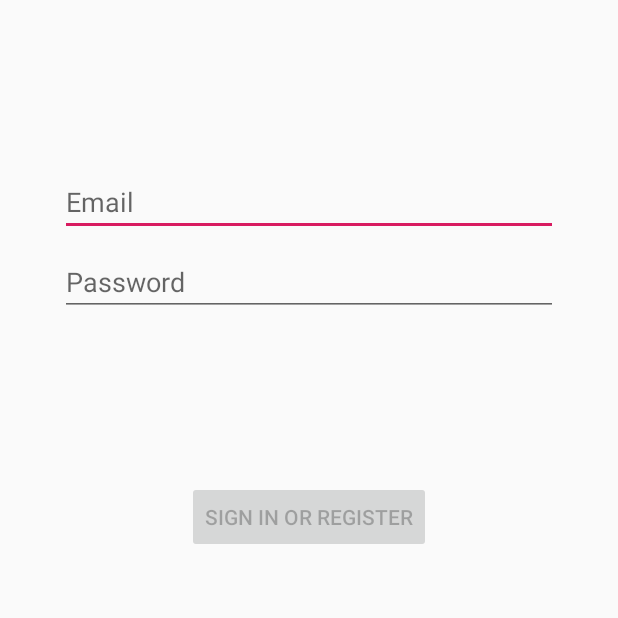
After one commit to Ali-Sab/SpaghettiProject, an Android app: the LoginActivity screen opened directly, with no data from a screen before it, on a phone screen of 412 x 824 dp, the top half of it. The commit adds this screen. Run offline under Robolectric (Android 15) with nearby library versions, the phone set to English and light mode, and no system bars.

Commit message:
Intead of empty activity added login activity

```diff
--- a/app/build.gradle
+++ b/app/build.gradle
@@ -25,6 +25,8 @@ dependencies {
     implementation 'com.android.support:appcompat-v7:28.0.0'
     implementation 'com.android.support.constraint:constraint-layout:1.1.3'
     implementation 'com.android.support:design:28.0.0'
+    implementation 'com.android.support:support-annotations:28.0.0'
+    implementation 'android.arch.lifecycle:extensions:1.1.1'
     testImplementation 'junit:junit:4.12'
     androidTestImplementation 'com.android.support.test:runner:1.0.2'
     androidTestImplementation 'com.android.support.test.espresso:espresso-core:3.0.2'
--- a/app/src/main/AndroidManifest.xml
+++ b/app/src/main/AndroidManifest.xml
@@ -9,6 +9,9 @@
         android:roundIcon="@mipmap/ic_launcher_round"
         android:supportsRtl="true"
         android:theme="@style/AppTheme.NoActionBar">
+        <activity
+            android:name=".ui.login.LoginActivity"
+            android:label="@string/title_activity_login"></activity>
         <activity
             android:name=".GroupsActivity"
             android:label="@string/title_activity_groups"
--- /dev/null
+++ b/app/src/main/java/com/example/android/spaghettiproject/data/LoginRepository.java
@@ -0,0 +1,54 @@
+package com.example.android.spaghettiproject.data;
+
+import com.example.android.spaghettiproject.data.model.LoggedInUser;
+
+/**
+ * Class that requests authentication and user information from the remote data source and
+ * maintains an in-memory cache of login status and user credentials information.
+ */
+public class LoginRepository {
+
+    private static volatile LoginRepository instance;
+
+    private LoginDataSource dataSource;
+
+    // If user credentials will be cached in local storage, it is recommended it be encrypted
+    // @see https://developer.android.com/training/articles/keystore
+    private LoggedInUser user = null;
+
+    // private constructor : singleton access
+    private LoginRepository(LoginDataSource dataSource) {
+        this.dataSource = dataSource;
+    }
+
+    public static LoginRepository getInstance(LoginDataSource dataSource) {
+        if (instance == null) {
+            instance = new LoginRepository(dataSource);
+        }
+        return instance;
+    }
+
+    public boolean isLoggedIn() {
+        return user != null;
+    }
+
+    public void logout() {
+        user = null;
+        dataSource.logout();
+    }
+
+    private void setLoggedInUser(LoggedInUser user) {
+        this.user = user;
+        // If user credentials will be cached in local storage, it is recommended it be encrypted
+        // @see https://developer.android.com/training/articles/keystore
+    }
+
+    public Result<LoggedInUser> login(String username, String password) {
+        // handle login
+        Result<LoggedInUser> result = dataSource.login(username, password);
+        if (result instanceof Result.Success) {
+            setLoggedInUser(((Result.Success<LoggedInUser>) result).getData());
+        }
+        return result;
+    }
+}
--- /dev/null
+++ b/app/src/main/java/com/example/android/spaghettiproject/ui/login/LoginActivity.java
@@ -0,0 +1,127 @@
+package com.example.android.spaghettiproject.ui.login;
+
+import android.app.Activity;
+import android.arch.lifecycle.Observer;
+import android.arch.lifecycle.ViewModelProviders;
+import android.os.Bundle;
+import android.support.annotation.Nullable;
+import android.support.annotation.StringRes;
+import android.support.v7.app.AppCompatActivity;
+import android.text.Editable;
+import android.text.TextWatcher;
+import android.view.KeyEvent;
+import android.view.View;
+import android.view.inputmethod.EditorInfo;
+import android.widget.Button;
+import android.widget.EditText;
+import android.widget.ProgressBar;
+import android.widget.TextView;
+import android.widget.Toast;
+
+import com.example.android.spaghettiproject.R;
+import com.example.android.spaghettiproject.ui.login.LoginViewModel;
+import com.example.android.spaghettiproject.ui.login.LoginViewModelFactory;
+
+public class LoginActivity extends AppCompatActivity {
+
+    private LoginViewModel loginViewModel;
+
+    @Override
+    public void onCreate(Bundle savedInstanceState) {
+        super.onCreate(savedInstanceState);
+        setContentView(R.layout.activity_login);
+        loginViewModel = ViewModelProviders.of(this, new LoginViewModelFactory())
+                .get(LoginViewModel.class);
+
+        final EditText usernameEditText = findViewById(R.id.username);
+        final EditText passwordEditText = findViewById(R.id.password);
+        final Button loginButton = findViewById(R.id.login);
+        final ProgressBar loadingProgressBar = findViewById(R.id.loading);
+
+        loginViewModel.getLoginFormState().observe(this, new Observer<LoginFormState>() {
+            @Override
+            public void onChanged(@Nullable LoginFormState loginFormState) {
+                if (loginFormState == null) {
+                    return;
+                }
+                loginButton.setEnabled(loginFormState.isDataValid());
+                if (loginFormState.getUsernameError() != null) {
+                    usernameEditText.setError(getString(loginFormState.getUsernameError()));
+                }
+                if (loginFormState.getPasswordError() != null) {
+                    passwordEditText.setError(getString(loginFormState.getPasswordError()));
+                }
+            }
+        });
+
+        loginViewModel.getLoginResult().observe(this, new Observer<LoginResult>() {
+            @Override
+            public void onChanged(@Nullable LoginResult loginResult) {
+                if (loginResult == null) {
+                    return;
+                }
+                loadingProgressBar.setVisibility(View.GONE);
+                if (loginResult.getError() != null) {
+                    showLoginFailed(loginResult.getError());
+                }
+                if (loginResult.getSuccess() != null) {
+                    updateUiWithUser(loginResult.getSuccess());
+                }
+                setResult(Activity.RESULT_OK);
+
+                //Complete and destroy login activity once successful
+                finish();
+            }
+        });
+
+        TextWatcher afterTextChangedListener = new TextWatcher() {
+            @Override
+            public void beforeTextChanged(CharSequence s, int start, int count, int after) {
+                // ignore
+            }
+
+            @Override
+            public void onTextChanged(CharSequence s, int start, int before, int count) {
+                // ignore
+            }
+
+            @Override
+            public void afterTextChanged(Editable s) {
+                loginViewModel.loginDataChanged(usernameEditText.getText().toString(),
+                        passwordEditText.getText().toString());
+            }
+        };
+        usernameEditText.addTextChangedListener(afterTextChangedListener);
+        passwordEditText.addTextChangedListener(afterTextChangedListener);
+        passwordEditText.setOnEditorActionListener(new TextView.OnEditorActionListener() {
+
+            @Override
+            public boolean onEditorAction(TextView v, int actionId, KeyEvent event) {
+                if (actionId == EditorInfo.IME_ACTION_DONE) {
+                    loginViewModel.login(usernameEditText.getText().toString(),
+                            passwordEditText.getText().toString());
+                }
+                return false;
+            }
+        });
+
+        loginButton.setOnClickListener(new View.OnClickListener() {
+            @Override
+            public void onClick(View v) {
+                loadingProgressBar.setVisibility(View.VISIBLE);
+                loginViewModel.login(usernameEditText.getText().toString(),
+                        passwordEditText.getText().toString());
+            }
+        });
+    }
+
+    private void updateUiWithUser(LoggedInUserView model) {
+        String welcome = getString(R.string.welcome) + model.getDisplayName();
+        // TODO : initiate successful logged in experience
+        Toast.makeText(getApplicationContext(), welcome, Toast.LENGTH_LONG).show();
+    }
+
+    private void showLoginFailed(@StringRes Integer errorString) {
+        Toast.makeText(getApplicationContext(), errorString, Toast.LENGTH_SHORT).show();
+    }
+}
--- /dev/null
+++ b/app/src/main/java/com/example/android/spaghettiproject/ui/login/LoginViewModel.java
@@ -0,0 +1,69 @@
+package com.example.android.spaghettiproject.ui.login;
+
+import android.arch.lifecycle.LiveData;
+import android.arch.lifecycle.MutableLiveData;
+import android.arch.lifecycle.ViewModel;
+import android.util.Patterns;
+
+import com.example.android.spaghettiproject.data.LoginRepository;
+import com.example.android.spaghettiproject.data.Result;
+import com.example.android.spaghettiproject.data.model.LoggedInUser;
+import com.example.android.spaghettiproject.R;
+
+public class LoginViewModel extends ViewModel {
+
+    private MutableLiveData<LoginFormState> loginFormState = new MutableLiveData<>();
+    private MutableLiveData<LoginResult> loginResult = new MutableLiveData<>();
+    private LoginRepository loginRepository;
+
+    LoginViewModel(LoginRepository loginRepository) {
+        this.loginRepository = loginRepository;
+    }
+
+    LiveData<LoginFormState> getLoginFormState() {
+        return loginFormState;
+    }
+
+    LiveData<LoginResult> getLoginResult() {
+        return loginResult;
+    }
+
+    public void login(String username, String password) {
+        // can be launched in a separate asynchronous job
+        Result<LoggedInUser> result = loginRepository.login(username, password);
+
+        if (result instanceof Result.Success) {
+            LoggedInUser data = ((Result.Success<LoggedInUser>) result).getData();
+            loginResult.setValue(new LoginResult(new LoggedInUserView(data.getDisplayName())));
+        } else {
+            loginResult.setValue(new LoginResult(R.string.login_failed));
+        }
+    }
+
+    public void loginDataChanged(String username, String password) {
+        if (!isUserNameValid(username)) {
+            loginFormState.setValue(new LoginFormState(R.string.invalid_username, null));
+        } else if (!isPasswordValid(password)) {
+            loginFormState.setValue(new LoginFormState(null, R.string.invalid_password));
+        } else {
+            loginFormState.setValue(new LoginFormState(true));
+        }
+    }
+
+    // A placeholder username validation check
+    private boolean isUserNameValid(String username) {
+        if (username == null) {
+            return false;
+        }
+        if (username.contains("@")) {
+            return Patterns.EMAIL_ADDRESS.matcher(username).matches();
+        } else {
+            return !username.trim().isEmpty();
+        }
+    }
+
+    // A placeholder password validation check
+    private boolean isPasswordValid(String password) {
+        return password != null && password.trim().length() > 5;
+    }
+}
--- /dev/null
+++ b/app/src/main/java/com/example/android/spaghettiproject/ui/login/LoginViewModelFactory.java
@@ -0,0 +1,26 @@
+package com.example.android.spaghettiproject.ui.login;
+
+import android.arch.lifecycle.ViewModel;
+import android.arch.lifecycle.ViewModelProvider;
+import android.support.annotation.NonNull;
+
+import com.example.android.spaghettiproject.data.LoginDataSource;
+import com.example.android.spaghettiproject.data.LoginRepository;
+
+/**
+ * ViewModel provider factory to instantiate LoginViewModel.
+ * Required given LoginViewModel has a non-empty constructor
+ */
+public class LoginViewModelFactory implements ViewModelProvider.Factory {
+
+    @NonNull
+    @Override
+    @SuppressWarnings("unchecked")
+    public <T extends ViewModel> T create(@NonNull Class<T> modelClass) {
+        if (modelClass.isAssignableFrom(LoginViewModel.class)) {
+            return (T) new LoginViewModel(LoginRepository.getInstance(new LoginDataSource()));
+        } else {
+            throw new IllegalArgumentException("Unknown ViewModel class");
+        }
+    }
+}
--- /dev/null
+++ b/app/src/main/res/layout/activity_login.xml
@@ -0,0 +1,78 @@
+<?xml version="1.0" encoding="utf-8"?>
+<android.support.constraint.ConstraintLayout xmlns:android="http://schemas.android.com/apk/res/android"
+    xmlns:app="http://schemas.android.com/apk/res-auto"
+    xmlns:tools="http://schemas.android.com/tools"
+    android:id="@+id/container"
+    android:layout_width="match_parent"
+    android:layout_height="match_parent"
+    android:paddingLeft="@dimen/activity_horizontal_margin"
+    android:paddingTop="@dimen/activity_vertical_margin"
+    android:paddingRight="@dimen/activity_horizontal_margin"
+    android:paddingBottom="@dimen/activity_vertical_margin"
+    tools:context=".ui.login.LoginActivity">
+
+    <EditText
+        android:id="@+id/username"
+        android:layout_width="0dp"
+        android:layout_height="wrap_content"
+        android:layout_marginStart="24dp"
+        android:layout_marginTop="96dp"
+        android:layout_marginEnd="24dp"
+
+        android:hint="@string/prompt_email"
+        android:inputType="textEmailAddress"
+        android:selectAllOnFocus="true"
+        app:layout_constraintEnd_toEndOf="parent"
+        app:layout_constraintStart_toStartOf="parent"
+        app:layout_constraintTop_toTopOf="parent" />
+
+    <EditText
+        android:id="@+id/password"
+        android:layout_width="0dp"
+        android:layout_height="wrap_content"
+        android:layout_marginStart="24dp"
+        android:layout_marginTop="8dp"
+        android:layout_marginEnd="24dp"
+
+        android:hint="@string/prompt_password"
+        android:imeActionLabel="@string/action_sign_in_short"
+        android:imeOptions="actionDone"
+        android:inputType="textPassword"
+        android:selectAllOnFocus="true"
+        app:layout_constraintEnd_toEndOf="parent"
+        app:layout_constraintStart_toStartOf="parent"
+        app:layout_constraintTop_toBottomOf="@+id/username" />
+
+    <Button
+        android:id="@+id/login"
+        android:layout_width="wrap_content"
+        android:layout_height="wrap_content"
+        android:layout_gravity="start"
+        android:layout_marginStart="48dp"
+        android:layout_marginTop="16dp"
+        android:layout_marginEnd="48dp"
+        android:layout_marginBottom="64dp"
+        android:enabled="false"
+        android:text="@string/action_sign_in"
+        app:layout_constraintBottom_toBottomOf="parent"
+        app:layout_constraintEnd_toEndOf="parent"
+        app:layout_constraintStart_toStartOf="parent"
+        app:layout_constraintTop_toBottomOf="@+id/password"
+        app:layout_constraintVertical_bias="0.2" />
+
+    <ProgressBar
+        android:id="@+id/loading"
+        android:layout_width="wrap_content"
+        android:layout_height="wrap_content"
+        android:layout_gravity="center"
+        android:layout_marginStart="32dp"
+        android:layout_marginTop="64dp"
+        android:layout_marginEnd="32dp"
+        android:layout_marginBottom="64dp"
+        android:visibility="gone"
+        app:layout_constraintBottom_toBottomOf="parent"
+        app:layout_constraintEnd_toEndOf="@+id/password"
+        app:layout_constraintStart_toStartOf="@+id/password"
+        app:layout_constraintTop_toTopOf="parent"
+        app:layout_constraintVertical_bias="0.3" />
+</android.support.constraint.ConstraintLayout>
--- a/app/src/main/res/values/dimens.xml
+++ b/app/src/main/res/values/dimens.xml
@@ -1,3 +1,6 @@
 <resources>
     <dimen name="fab_margin">16dp</dimen>
+    <!-- Default screen margins, per the Android Design guidelines. -->
+    <dimen name="activity_horizontal_margin">16dp</dimen>
+    <dimen name="activity_vertical_margin">16dp</dimen>
 </resources>
--- a/app/src/main/res/values/strings.xml
+++ b/app/src/main/res/values/strings.xml
@@ -1,5 +1,14 @@
 <resources>
     <string name="app_name">SpaghettiProject</string>
     <string name="groups_intro">Your Groups</string>
+    <string name="title_activity_login">Sign in</string>
+    <string name="prompt_email">Email</string>
+    <string name="prompt_password">Password</string>
+    <string name="action_sign_in">Sign in or register</string>
+    <string name="action_sign_in_short">Sign in</string>
+    <string name="welcome">"Welcome !"</string>
+    <string name="invalid_username">Not a valid username</string>
+    <string name="invalid_password">Password must be >5 characters</string>
+    <string name="login_failed">"Login failed"</string>
     <!--<string name="title_activity_groups">GroupsActivity</string>-->
 </resources>
```
Also changed, not shown: app/src/main/java/com/example/android/spaghettiproject/data/LoginDataSource.java (added, +29 -0 lines), app/src/main/java/com/example/android/spaghettiproject/data/Result.java (added, +48 -0 lines), app/src/main/java/com/example/android/spaghettiproject/data/model/LoggedInUser.java (added, +23 -0 lines), app/src/main/java/com/example/android/spaghettiproject/ui/login/LoggedInUserView.java (added, +17 -0 lines), app/src/main/java/com/example/android/spaghettiproject/ui/login/LoginFormState.java (added, +40 -0 lines), app/src/main/java/com/example/android/spaghettiproject/ui/login/LoginResult.java (added, +31 -0 lines).
